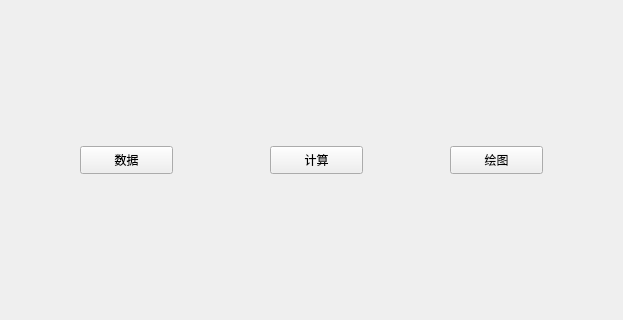
Old version of the form main_gui.ui in the repository keksen-zone/data-process; both pictures show x 140 to 763 and y 254 to 574 of the 942 by 695 pixel window.
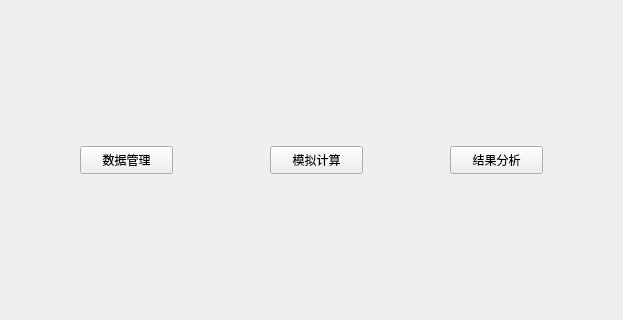
New version of the form. Icons and pictures are not drawn.

What changed in the file:
```diff
--- a/main_gui.ui
+++ b/main_gui.ui
@@ -36,7 +36,7 @@
      <string notr="true">border-image: url()</string>
     </property>
     <property name="text">
-     <string>数据</string>
+     <string>数据管理</string>
     </property>
    </widget>
    <widget class="QPushButton" name="pushButton_2">
@@ -52,7 +52,7 @@
      <string notr="true">border-image: url()</string>
     </property>
     <property name="text">
-     <string>计算</string>
+     <string>模拟计算</string>
     </property>
    </widget>
    <widget class="QPushButton" name="pushButton_3">
@@ -68,7 +68,7 @@
      <string notr="true">border-image: url()</string>
     </property>
     <property name="text">
-     <string>绘图</string>
+     <string>结果分析</string>
     </property>
    </widget>
   </widget>
```
Left out of the diff: 56 changed lines with no effect on the pictures.
